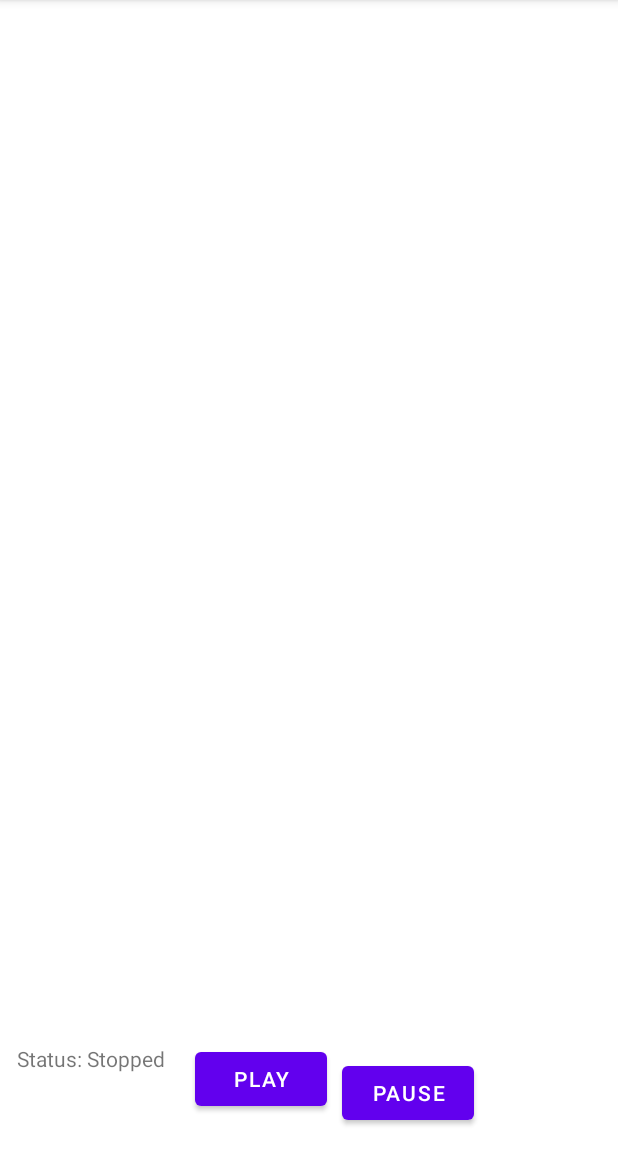
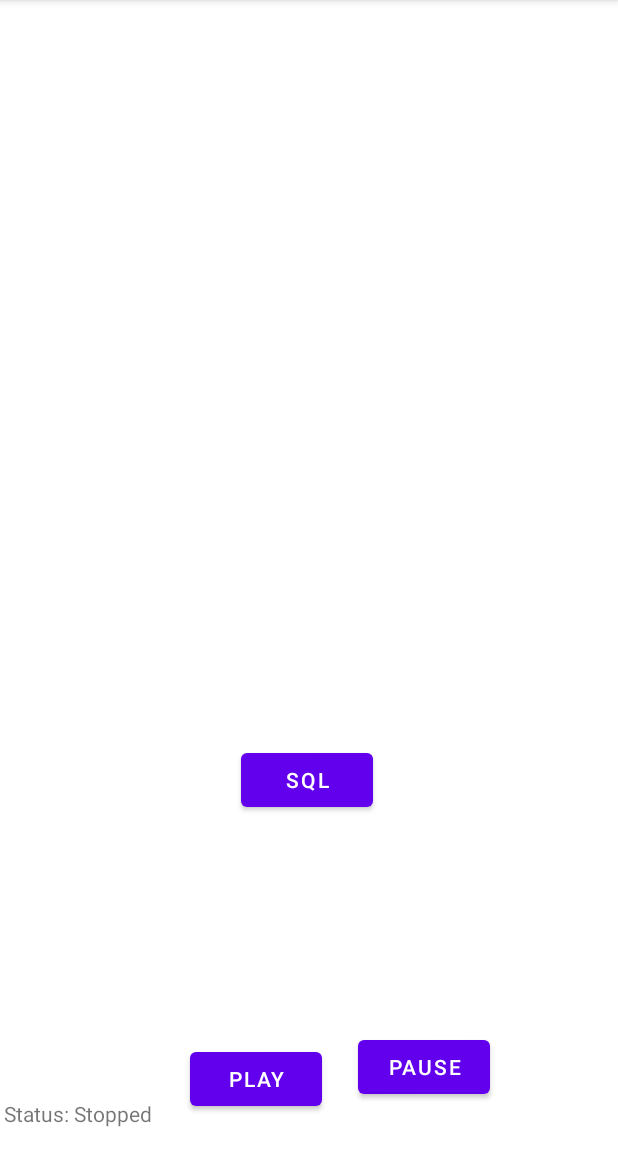
Before and after one commit to VMassimo/PracticeWeatherApp, an Android app: the MainActivity2 screen opened directly, with no data from a screen before it, on a phone screen of 412 x 824 dp, the part 84-1236 px from its top. Run offline under Robolectric (Android 15) with nearby library versions, the phone set to English and light mode, and no system bars.

Commit message:
sql section

```diff
--- a/app/src/main/AndroidManifest.xml
+++ b/app/src/main/AndroidManifest.xml
@@ -11,6 +11,9 @@
         android:supportsRtl="true"
         android:theme="@style/Theme.PracticeWeather"
         tools:targetApi="31">
+        <activity
+            android:name=".MainActivity3"
+            android:exported="false" />
         <activity
             android:name=".MainActivity2"
             android:exported="false" />
--- a/app/src/main/java/com/example/practiceweather/MainActivity.kt
+++ b/app/src/main/java/com/example/practiceweather/MainActivity.kt
@@ -32,5 +32,7 @@
 
 
 
+
+
     }
 }
--- a/app/src/main/java/com/example/practiceweather/MainActivity2.kt
+++ b/app/src/main/java/com/example/practiceweather/MainActivity2.kt
@@ -1,5 +1,6 @@
 package com.example.practiceweather
 
+import android.content.Intent
 import android.media.MediaPlayer
 import androidx.appcompat.app.AppCompatActivity
 import android.os.Bundle
@@ -31,5 +32,14 @@
             statusTextView.text = "Status: Paused"
         }
 
+
+        val nextpageButton = findViewById<Button>(R.id.buttonThirdPage)
+
+        nextpageButton.setOnClickListener {
+            val intent = Intent(this, MainActivity3::class.java)
+            startActivity(intent)
+        }
+
+
     }
 }
--- a/app/src/main/res/layout/activity_main.xml
+++ b/app/src/main/res/layout/activity_main.xml
@@ -5,6 +5,7 @@
     android:layout_width="match_parent"
     android:layout_height="match_parent"
     tools:context=".MainActivity">
+
 
 
     <Button
--- a/app/src/main/res/layout/activity_main2.xml
+++ b/app/src/main/res/layout/activity_main2.xml
@@ -5,6 +5,8 @@
     android:layout_width="match_parent"
     android:layout_height="match_parent"
     tools:context=".MainActivity2">
+
+
 
     <TextView
         android:id="@+id/cityTextView"
@@ -25,10 +27,14 @@
         android:layout_width="wrap_content"
         android:layout_height="wrap_content"
         android:layout_marginStart="10dp"
+        android:layout_marginTop="669dp"
+        android:layout_marginEnd="94dp"
         android:layout_marginBottom="15dp"
         android:text="Pause"
         app:layout_constraintBottom_toBottomOf="parent"
-        app:layout_constraintStart_toEndOf="@+id/playButton" />
+        app:layout_constraintEnd_toEndOf="parent"
+        app:layout_constraintStart_toEndOf="@+id/playButton"
+        app:layout_constraintTop_toTopOf="parent" />
 
     <Button
         android:id="@+id/playButton"
@@ -50,8 +56,29 @@
         android:layout_height="wrap_content"
         android:layout_marginStart="11dp"
         android:layout_marginTop="696dp"
+        android:layout_marginEnd="5dp"
+        android:layout_marginBottom="16dp"
         android:text="Status: Stopped"
+        app:layout_constraintBottom_toBottomOf="parent"
+        app:layout_constraintEnd_toStartOf="@+id/playButton"
         app:layout_constraintStart_toStartOf="parent"
-        app:layout_constraintTop_toTopOf="parent" />
+        app:layout_constraintTop_toTopOf="parent"
+        app:layout_constraintVertical_bias="1.0" />
+
+    <Button
+        android:id="@+id/buttonThirdPage"
+        android:layout_width="wrap_content"
+        android:layout_height="wrap_content"
+        android:layout_marginStart="160dp"
+        android:layout_marginTop="496dp"
+        android:layout_marginEnd="163dp"
+        android:layout_marginBottom="125dp"
+        android:text="SQL"
+        app:layout_constraintBottom_toTopOf="@+id/pauseButton"
+        app:layout_constraintEnd_toEndOf="parent"
+        app:layout_constraintStart_toStartOf="parent"
+        app:layout_constraintTop_toTopOf="parent"
+        app:layout_constraintVertical_bias="0.0" />
+
 
 </androidx.constraintlayout.widget.ConstraintLayout>
```
